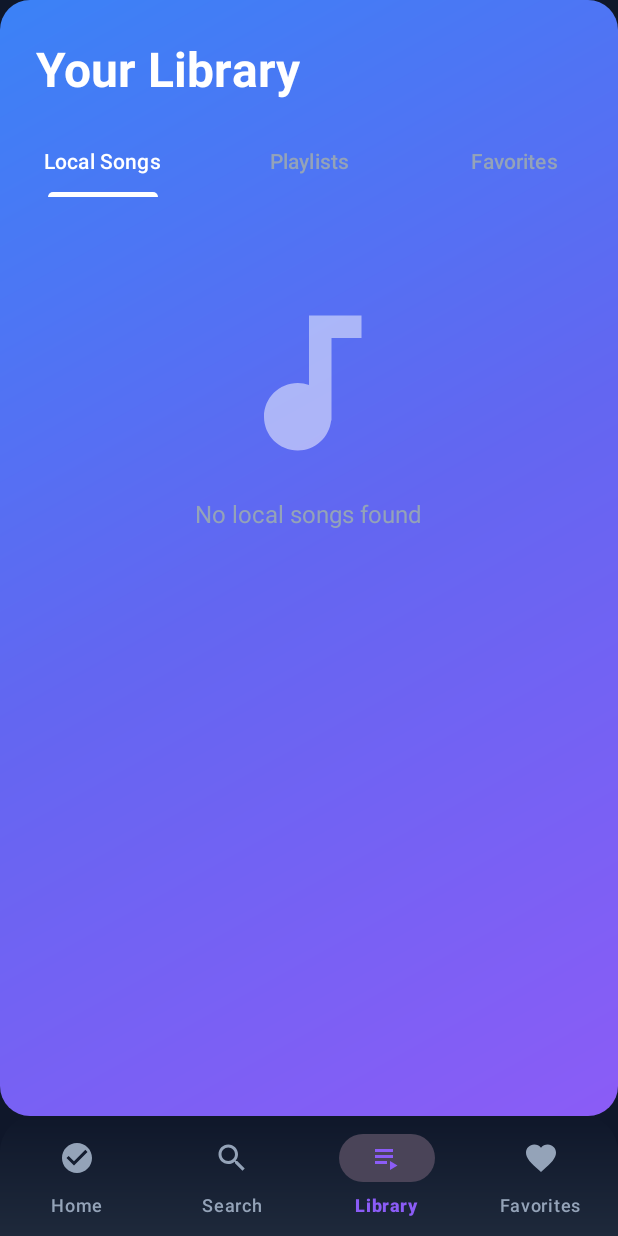
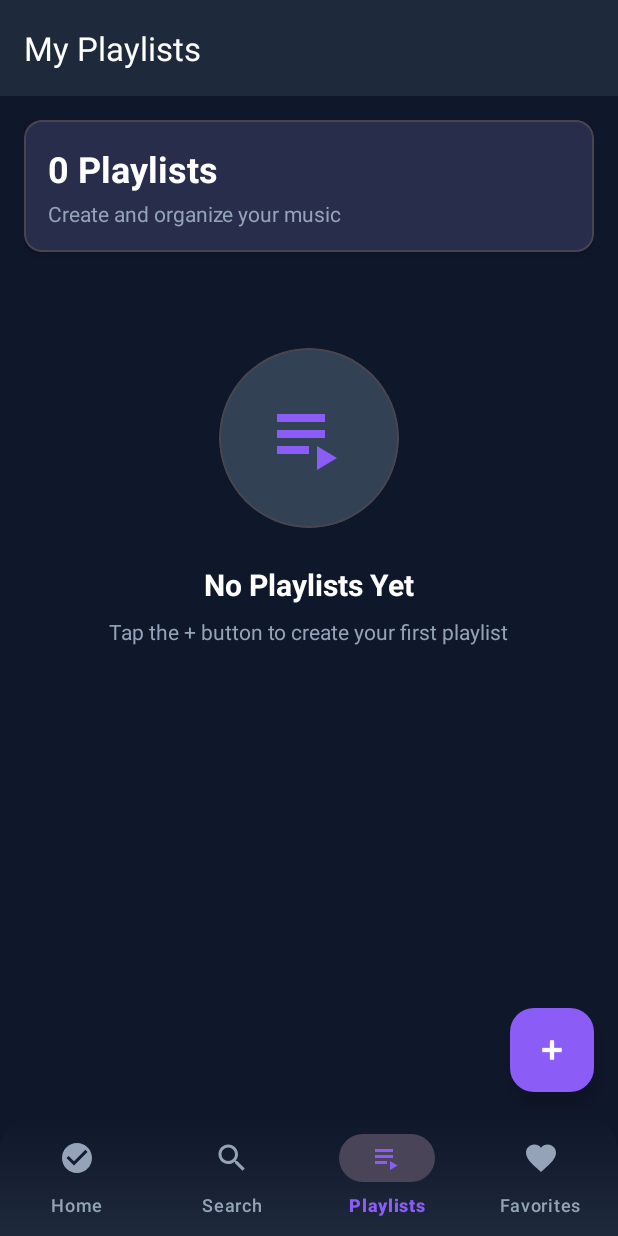
Before and after one commit to Roshadha/android-music-player, an Android app: the screen it shows after launch (MainActivity), item 3 of the bottom bar chosen, on a phone screen of 412 x 824 dp. Run offline under Robolectric (Android 15) with nearby library versions, the phone set to English and light mode, and no system bars; our stand-ins replace navigation-ui; pictures from the network do not load; 3 statements that could not run were skipped.

Commit message:
Add Playlists screen with FAB to create, view, rename and delete playlists

```diff
--- /dev/null
+++ b/app/src/main/java/com/modernmusicplayer/app/ui/playlists/PlaylistsFragment.kt
@@ -0,0 +1,194 @@
+package com.modernmusicplayer.app.ui.playlists
+
+import android.os.Bundle
+import android.view.LayoutInflater
+import android.view.View
+import android.view.ViewGroup
+import androidx.fragment.app.Fragment
+import androidx.recyclerview.widget.LinearLayoutManager
+import com.modernmusicplayer.app.R
+import com.modernmusicplayer.app.data.local.PreferencesManager
+import com.modernmusicplayer.app.databinding.FragmentPlaylistsBinding
+import com.modernmusicplayer.app.ui.MainActivity
+import com.modernmusicplayer.app.ui.adapters.PlaylistAdapter
+
+class PlaylistsFragment : Fragment() {
+
+    private var _binding: FragmentPlaylistsBinding? = null
+    private val binding get() = _binding!!
+
+    private lateinit var playlistAdapter: PlaylistAdapter
+    private val playlists = mutableListOf<PreferencesManager.PlaylistData>()
+
+    override fun onCreateView(
+        inflater: LayoutInflater,
+        container: ViewGroup?,
+        savedInstanceState: Bundle?
+    ): View {
+        _binding = FragmentPlaylistsBinding.inflate(inflater, container, false)
+        return binding.root
+    }
+
+    override fun onViewCreated(view: View, savedInstanceState: Bundle?) {
+        super.onViewCreated(view, savedInstanceState)
+
+        setupRecyclerView()
+        setupFAB()
+        loadPlaylists()
+    }
+
+    override fun onResume() {
+        super.onResume()
+        loadPlaylists()
+    }
+
+    private fun setupRecyclerView() {
+        playlistAdapter = PlaylistAdapter(
+            onPlaylistClick = { playlist ->
+                // TODO: Navigate to playlist detail screen
+                android.widget.Toast.makeText(
+                    requireContext(),
+                    "Opening ${playlist.name}",
+                    android.widget.Toast.LENGTH_SHORT
+                ).show()
+            },
+            onMoreClick = { playlist ->
+                showPlaylistOptions(playlist)
+            }
+        )
+
+        binding.playlistsRecyclerView.apply {
+            layoutManager = LinearLayoutManager(requireContext())
+            adapter = playlistAdapter
+        }
+    }
+
+    private fun setupFAB() {
+        binding.fabCreatePlaylist.setOnClickListener {
+            showCreatePlaylistDialog()
+        }
+    }
+
+    private fun loadPlaylists() {
+        val mainActivity = requireActivity() as MainActivity
+        playlists.clear()
+        playlists.addAll(mainActivity.musicRepository.getPlaylists())
+
+        if (playlists.isNotEmpty()) {
+            playlistAdapter.submitList(playlists)
+            binding.playlistsRecyclerView.visibility = View.VISIBLE
+            binding.playlistCount.text = "${playlists.size} Playlists"
+            binding.emptyStateLayout.visibility = View.GONE
+        } else {
+            binding.playlistsRecyclerView.visibility = View.GONE
+            binding.playlistCount.text = "0 Playlists"
+            binding.emptyStateLayout.visibility = View.VISIBLE
+        }
+    }
+
+    private fun showCreatePlaylistDialog() {
+        val dialogView = layoutInflater.inflate(R.layout.dialog_create_playlist, null)
+        val nameEditText = dialogView.findViewById<com.google.android.material.textfield.TextInputEditText>(R.id.playlistNameEditText)
+        val descEditText = dialogView.findViewById<com.google.android.material.textfield.TextInputEditText>(R.id.playlistDescriptionEditText)
+        val mainActivity = requireActivity() as MainActivity
+
+        androidx.appcompat.app.AlertDialog.Builder(requireContext())
+            .setView(dialogView)
+            .setPositiveButton("Create") { _, _ ->
+                val name = nameEditText.text.toString().trim()
+                val description = descEditText.text.toString().trim()
+
+                if (name.isNotEmpty()) {
+                    mainActivity.musicRepository.createPlaylist(name, description)
+                    android.widget.Toast.makeText(
+                        requireContext(),
+                        "Playlist \"$name\" created",
+                        android.widget.Toast.LENGTH_SHORT
+                    ).show()
+                    loadPlaylists()
+                } else {
+                    android.widget.Toast.makeText(
+                        requireContext(),
+                        "Please enter a playlist name",
+                        android.widget.Toast.LENGTH_SHORT
+                    ).show()
+                }
+            }
+            .setNegativeButton("Cancel", null)
+            .show()
+    }
+
+    private fun showPlaylistOptions(playlist: PreferencesManager.PlaylistData) {
+        val options = arrayOf("Rename", "Delete")
+
+        androidx.appcompat.app.AlertDialog.Builder(requireContext())
+            .setTitle(playlist.name)
+            .setItems(options) { _, which ->
+                when (which) {
+                    0 -> showRenameDialog(playlist)
+                    1 -> showDeleteConfirmation(playlist)
+                }
+            }
+            .show()
+    }
+
+    private fun showRenameDialog(playlist: PreferencesManager.PlaylistData) {
+        val dialogView = layoutInflater.inflate(R.layout.dialog_create_playlist, null)
+        val nameEditText = dialogView.findViewById<com.google.android.material.textfield.TextInputEditText>(R.id.playlistNameEditText)
+        val descEditText = dialogView.findViewById<com.google.android.material.textfield.TextInputEditText>(R.id.playlistDescriptionEditText)
+        val mainActivity = requireActivity() as MainActivity
+
+        // Pre-fill with existing data
+        nameEditText.setText(playlist.name)
+        descEditText.setText(playlist.description)
+
+        androidx.appcompat.app.AlertDialog.Builder(requireContext())
+            .setView(dialogView)
+            .setTitle("Rename Playlist")
+            .setPositiveButton("Save") { _, _ ->
+                val name = nameEditText.text.toString().trim()
+                val description = descEditText.text.toString().trim()
+
+                if (name.isNotEmpty()) {
+                    mainActivity.musicRepository.updatePlaylist(playlist.id, name, description)
+                    android.widget.Toast.makeText(
+                        requireContext(),
+                        "Playlist updated",
+                        android.widget.Toast.LENGTH_SHORT
+                    ).show()
+                    loadPlaylists()
+                } else {
+                    android.widget.Toast.makeText(
+                        requireContext(),
+                        "Please enter a playlist name",
+                        android.widget.Toast.LENGTH_SHORT
+                    ).show()
+                }
+            }
+            .setNegativeButton("Cancel", null)
+            .show()
+    }
+
+    private fun showDeleteConfirmation(playlist: PreferencesManager.PlaylistData) {
+        androidx.appcompat.app.AlertDialog.Builder(requireContext())
+            .setTitle("Delete Playlist")
+            .setMessage("Are you sure you want to delete \"${playlist.name}\"?")
+            .setPositiveButton("Delete") { _, _ ->
+                val mainActivity = requireActivity() as MainActivity
+                mainActivity.musicRepository.deletePlaylist(playlist.id)
+                android.widget.Toast.makeText(
+                    requireContext(),
+                    "Playlist deleted",
+                    android.widget.Toast.LENGTH_SHORT
+                ).show()
+                loadPlaylists()
+            }
+            .setNegativeButton("Cancel", null)
+            .show()
+    }
+
+    override fun onDestroyView() {
+        super.onDestroyView()
+        _binding = null
+    }
+}
--- /dev/null
+++ b/app/src/main/res/layout/fragment_playlists.xml
@@ -0,0 +1,140 @@
+<?xml version="1.0" encoding="utf-8"?>
+<androidx.coordinatorlayout.widget.CoordinatorLayout xmlns:android="http://schemas.android.com/apk/res/android"
+    xmlns:app="http://schemas.android.com/apk/res-auto"
+    xmlns:tools="http://schemas.android.com/tools"
+    android:layout_width="match_parent"
+    android:layout_height="match_parent"
+    android:background="@color/bg_dark">
+
+    <com.google.android.material.appbar.AppBarLayout
+        android:layout_width="match_parent"
+        android:layout_height="wrap_content"
+        android:background="@color/surface_dark"
+        app:elevation="0dp">
+
+        <com.google.android.material.appbar.MaterialToolbar
+            android:id="@+id/toolbar"
+            android:layout_width="match_parent"
+            android:layout_height="?attr/actionBarSize"
+            app:title="My Playlists"
+            app:titleTextColor="@color/white" />
+
+    </com.google.android.material.appbar.AppBarLayout>
+
+    <androidx.core.widget.NestedScrollView
+        android:layout_width="match_parent"
+        android:layout_height="match_parent"
+        app:layout_behavior="@string/appbar_scrolling_view_behavior">
+
+        <LinearLayout
+            android:layout_width="match_parent"
+            android:layout_height="wrap_content"
+            android:orientation="vertical"
+            android:padding="16dp">
+
+            <!-- Stats Card -->
+            <com.google.android.material.card.MaterialCardView
+                android:layout_width="match_parent"
+                android:layout_height="wrap_content"
+                android:layout_marginBottom="16dp"
+                app:cardBackgroundColor="@color/surface_dark"
+                app:cardCornerRadius="12dp"
+                app:cardElevation="4dp">
+
+                <LinearLayout
+                    android:layout_width="match_parent"
+                    android:layout_height="wrap_content"
+                    android:orientation="vertical"
+                    android:padding="16dp">
+
+                    <TextView
+                        android:id="@+id/playlistCount"
+                        android:layout_width="match_parent"
+                        android:layout_height="wrap_content"
+                        android:text="0 Playlists"
+                        android:textColor="@color/white"
+                        android:textSize="24sp"
+                        android:textStyle="bold" />
+
+                    <TextView
+                        android:layout_width="match_parent"
+                        android:layout_height="wrap_content"
+                        android:text="Create and organize your music"
+                        android:textColor="@color/text_secondary"
+                        android:textSize="14sp"
+                        android:layout_marginTop="4dp" />
+
+                </LinearLayout>
+
+            </com.google.android.material.card.MaterialCardView>
+
+            <!-- Playlists RecyclerView -->
+            <androidx.recyclerview.widget.RecyclerView
+                android:id="@+id/playlistsRecyclerView"
+                android:layout_width="match_parent"
+                android:layout_height="wrap_content"
+                tools:listitem="@layout/item_playlist" />
+
+            <!-- Empty State -->
+            <LinearLayout
+                android:id="@+id/emptyStateLayout"
+                android:layout_width="match_parent"
+                android:layout_height="wrap_content"
+                android:orientation="vertical"
+                android:gravity="center"
+                android:padding="48dp"
+                android:visibility="gone">
+
+                <com.google.android.material.card.MaterialCardView
+                    android:layout_width="120dp"
+                    android:layout_height="120dp"
+                    app:cardCornerRadius="60dp"
+                    app:cardBackgroundColor="@color/surface_light"
+                    app:cardElevation="0dp">
+
+                    <ImageView
+                        android:layout_width="64dp"
+                        android:layout_height="64dp"
+                        android:layout_gravity="center"
+                        android:src="@drawable/ic_library"
+                        android:tint="@color/purple_500" />
+
+                </com.google.android.material.card.MaterialCardView>
+
+                <TextView
+                    android:layout_width="wrap_content"
+                    android:layout_height="wrap_content"
+                    android:text="No Playlists Yet"
+                    android:textColor="@color/white"
+                    android:textSize="20sp"
+                    android:textStyle="bold"
+                    android:layout_marginTop="24dp" />
+
+                <TextView
+                    android:layout_width="wrap_content"
+                    android:layout_height="wrap_content"
+                    android:text="Tap the + button to create your first playlist"
+                    android:textColor="@color/text_secondary"
+                    android:textSize="14sp"
+                    android:textAlignment="center"
+                    android:layout_marginTop="8dp" />
+
+            </LinearLayout>
+
+        </LinearLayout>
+
+    </androidx.core.widget.NestedScrollView>
+
+    <!-- FAB to create playlist -->
+    <com.google.android.material.floatingactionbutton.FloatingActionButton
+        android:id="@+id/fabCreatePlaylist"
+        android:layout_width="wrap_content"
+        android:layout_height="wrap_content"
+        android:layout_gravity="bottom|end"
+        android:layout_margin="16dp"
+        android:contentDescription="Create Playlist"
+        app:srcCompat="@android:drawable/ic_input_add"
+        app:tint="@color/white"
+        app:backgroundTint="@color/purple_500" />
+
+</androidx.coordinatorlayout.widget.CoordinatorLayout>
--- a/app/src/main/res/menu/bottom_nav_menu.xml
+++ b/app/src/main/res/menu/bottom_nav_menu.xml
@@ -9,9 +9,9 @@
         android:icon="@drawable/ic_search"
         android:title="@string/nav_search" />
     <item
-        android:id="@+id/nav_library"
+        android:id="@+id/nav_playlists"
         android:icon="@drawable/ic_library"
-        android:title="@string/nav_library" />
+        android:title="Playlists" />
     <item
         android:id="@+id/nav_favorites"
         android:icon="@drawable/ic_favorite"
--- a/app/src/main/res/navigation/nav_graph.xml
+++ b/app/src/main/res/navigation/nav_graph.xml
@@ -13,6 +13,11 @@
         android:id="@+id/nav_search"
         android:name="com.modernmusicplayer.app.ui.search.SearchFragment"
         android:label="@string/nav_search" />
+
+    <fragment
+        android:id="@+id/nav_playlists"
+        android:name="com.modernmusicplayer.app.ui.playlists.PlaylistsFragment"
+        android:label="Playlists" />
 
     <fragment
         android:id="@+id/nav_library"
```
Also changed, not shown: app/src/main/java/com/modernmusicplayer/app/ui/adapters/PlaylistAdapter.kt (added, +69 -0 lines), app/src/main/res/layout/item_playlist.xml (added, +97 -0 lines).
